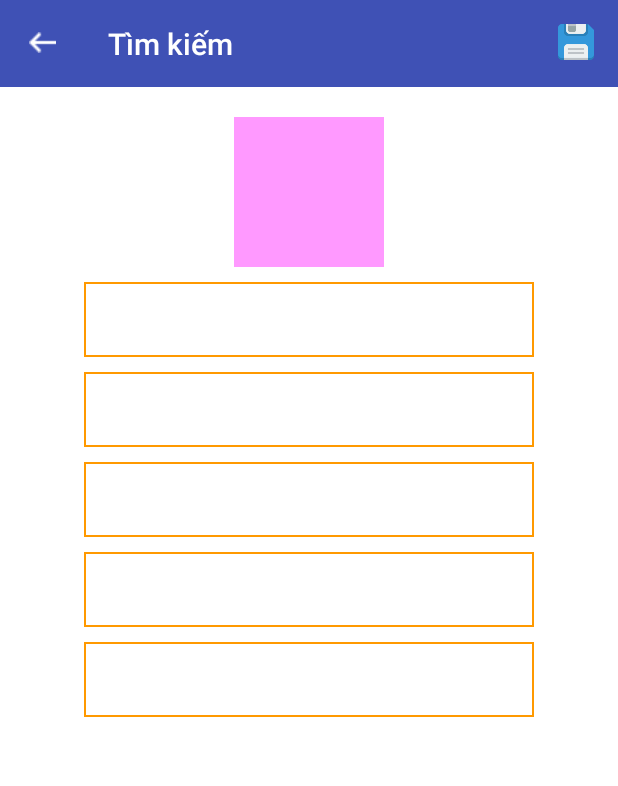
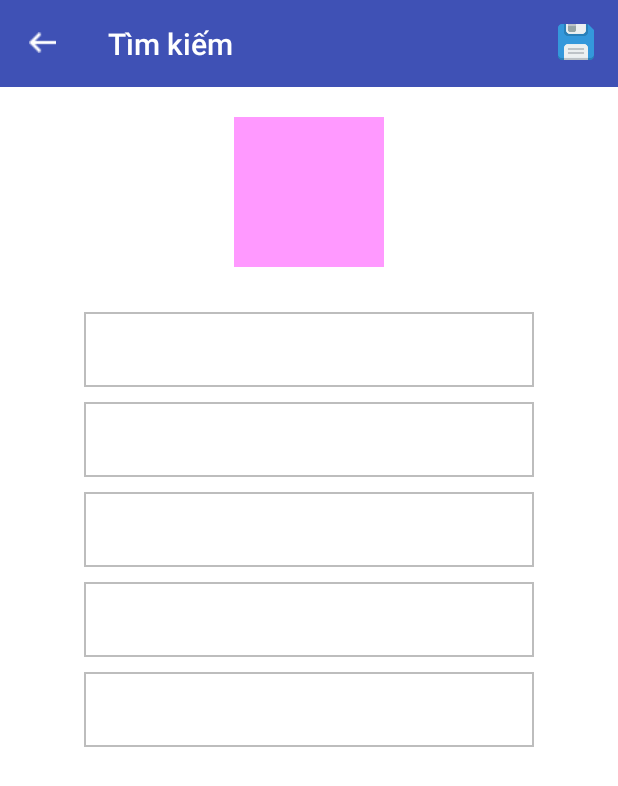
Before and after one commit to MinhDat/City-Travel, an Android app: the Chinhsuathongtin screen opened directly, with no data from a screen before it, on a phone screen of 412 x 824 dp. Shown: the top 786 px of the screen. Run offline under Robolectric (Android 15) with nearby library versions, the phone set to English and light mode, and no system bars.

Commit message:
- Chỉnh sửa lại giao diện: + Chỉnh sửa thông tin + Tìm kiếm + Thêm dịch vụ - Chỉnh sửa code theo chuẩn

```diff
--- a/CityTravel/app/src/main/res/drawable/boder_eddittext.xml
+++ /dev/null
@@ -1,5 +0,0 @@
-<?xml version="1.0" encoding="utf-8"?>
-<shape xmlns:android="http://schemas.android.com/apk/res/android">
-    <solid android:color="#ffffff" />
-    <stroke android:width="1dip" android:color="#ff9900" />
-</shape>
--- /dev/null
+++ b/CityTravel/app/src/main/res/drawable/boder_edittext.xml
@@ -0,0 +1,5 @@
+<?xml version="1.0" encoding="utf-8"?>
+<shape xmlns:android="http://schemas.android.com/apk/res/android">
+    <solid android:color="#ffffff" />
+    <stroke android:width="1dip" android:color="#BDBDBD" />
+</shape>
--- a/CityTravel/app/src/main/res/layout/activity_chinhsuathongtin.xml
+++ b/CityTravel/app/src/main/res/layout/activity_chinhsuathongtin.xml
@@ -1,10 +1,13 @@
 <?xml version="1.0" encoding="utf-8"?>
-<RelativeLayout xmlns:android="http://schemas.android.com/apk/res/android"
+<LinearLayout xmlns:android="http://schemas.android.com/apk/res/android"
     xmlns:tools="http://schemas.android.com/tools"
+    android:id="@+id/activity_timkiem"
     android:layout_width="match_parent"
     android:layout_height="match_parent"
-    tools:context="edu.hcmus.minhdat.citytravel.activities.Chinhsuathongtin"
-    android:background="#FFFFFF">
+    android:orientation="vertical"
+    android:background="#FFFFFF"
+    tools:context="edu.hcmus.minhdat.citytravel.activities.timkiem">
+
 
     <android.support.v7.widget.Toolbar
         android:id="@+id/toolbar"
@@ -16,57 +19,51 @@
     </android.support.v7.widget.Toolbar>
 
     <ImageView
-        android:id="@+id/imageview_Avatar"
+        android:id="@+id/imageview_avatar"
         android:layout_width="100dp"
         android:layout_height="100dp"
-        android:layout_centerHorizontal="true"
-        android:layout_below="@id/toolbar"
-        android:layout_marginTop="20dp"
+        android:layout_gravity="center"
+        android:layout_marginTop="@dimen/margin20"
         android:background="#FF99FF"/>
 
     <EditText
         android:id="@+id/edittext_name"
         android:layout_width="300dp"
         android:layout_height="50dp"
-        android:layout_centerHorizontal="true"
-        android:layout_below="@id/imageview_Avatar"
-        android:background="@drawable/boder_eddittext"
-        android:layout_marginTop="10dp"/>
+        android:layout_gravity="center"
+        android:background="@drawable/boder_edittext"
+        android:layout_marginTop="@dimen/margin30"/>
 
     <EditText
         android:id="@+id/edittext_sodienthoai"
         android:layout_width="300dp"
         android:layout_height="50dp"
-        android:layout_centerHorizontal="true"
-        android:layout_below="@id/edittext_name"
-        android:background="@drawable/boder_eddittext"
-        android:layout_marginTop="10dp"/>
+        android:layout_gravity="center"
+        android:background="@drawable/boder_edittext"
+        android:layout_marginTop="@dimen/margin10"/>
 
     <EditText
         android:id="@+id/edittext_email"
         android:layout_width="300dp"
         android:layout_height="50dp"
-        android:layout_centerHorizontal="true"
-        android:layout_below="@id/edittext_sodienthoai"
-        android:background="@drawable/boder_eddittext"
-        android:layout_marginTop="10dp"/>
+        android:layout_gravity="center"
+        android:background="@drawable/boder_edittext"
+        android:layout_marginTop="@dimen/margin10"/>
 
     <EditText
         android:id="@+id/edittext_gioitinh"
         android:layout_width="300dp"
         android:layout_height="50dp"
-        android:layout_centerHorizontal="true"
-        android:layout_below="@id/edittext_email"
-        android:background="@drawable/boder_eddittext"
-        android:layout_marginTop="10dp"/>
+        android:layout_gravity="center"
+        android:background="@drawable/boder_edittext"
+        android:layout_marginTop="@dimen/margin10"/>
 
     <EditText
         android:id="@+id/edittext_diachi"
         android:layout_width="300dp"
         android:layout_height="50dp"
-        android:layout_centerHorizontal="true"
-        android:layout_below="@id/edittext_gioitinh"
-        android:background="@drawable/boder_eddittext"
-        android:layout_marginTop="10dp"/>
+        android:layout_gravity="center"
+        android:background="@drawable/boder_edittext"
+        android:layout_marginTop="@dimen/margin10"/>
 
-</RelativeLayout>
+</LinearLayout>
--- a/CityTravel/app/src/main/res/values/dimens.xml
+++ b/CityTravel/app/src/main/res/values/dimens.xml
@@ -10,4 +10,14 @@
     <dimen name="adapter_text_hight">40dp</dimen>
     <dimen name="adapter_text_width">220dp</dimen>
     <dimen name="fab_margin">16dp</dimen>
+
+    <!-- Margin-->
+    <dimen name="margin10">10dp</dimen>
+    <dimen name="margin20">20dp</dimen>
+    <dimen name="margin30">30dp</dimen>
+
+    <!-- Textsize-->
+    <dimen name="textsize25">25dp</dimen>
+
+
 </resources>
--- a/CityTravel/app/src/main/res/values/strings.xml
+++ b/CityTravel/app/src/main/res/values/strings.xml
@@ -2,4 +2,7 @@
     <string name="app_name">City Travel</string>
     <string name="toolbar_seach">Tìm kiếm</string>
     <string name="title_activity_chinhsuathongtin">Chỉnh sửa thông tin</string>
+
+    <string name="textview_nearme">Near me</string>
+    <string name="textview_ranking">Ranking me</string>
 </resources>
```
Also changed, not shown: CityTravel/app/src/main/res/layout/activity_themdichvu.xml (+31 -38 lines), CityTravel/app/src/main/res/layout/activity_timkiem.xml (+31 -30 lines), CityTravel/app/src/main/res/values/colors.xml (+8 -0 lines), 1 other file.
